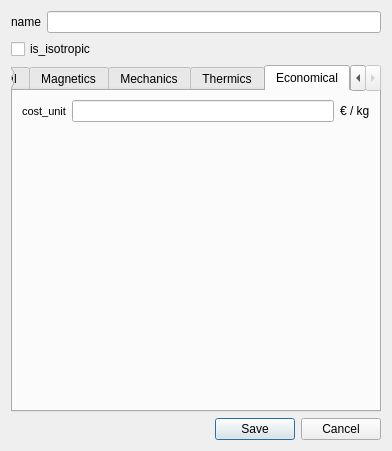
Qt form pyleecan/GUI/Dialog/DMatLib/DMatSetup/DMatSetup.ui (Eomys/pyleecan) before a commit.
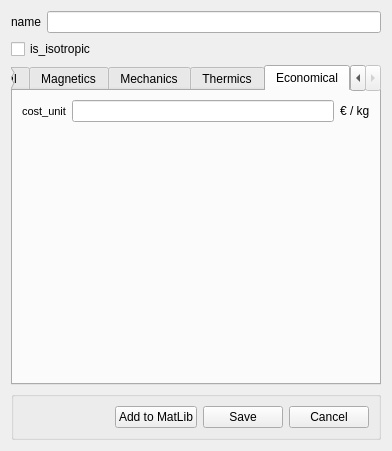
The same form after that commit. The open tabs and pages were chosen to show the change. Custom widgets are drawn as their Qt base class.

Commit message: [BC] Enable to modify the material from DMachineSetup

Patch:
```diff
--- a/pyleecan/GUI/Dialog/DMatLib/DMatSetup/DMatSetup.ui
+++ b/pyleecan/GUI/Dialog/DMatLib/DMatSetup/DMatSetup.ui
@@ -6,7 +6,7 @@
    <rect>
     <x>0</x>
     <y>0</y>
-    <width>388</width>
+    <width>392</width>
     <height>451</height>
    </rect>
   </property>
@@ -907,13 +907,43 @@
     </widget>
    </item>
    <item>
-    <widget class="QDialogButtonBox" name="b_close">
-     <property name="orientation">
-      <enum>Qt::Horizontal</enum>
-     </property>
-     <property name="standardButtons">
-      <set>QDialogButtonBox::Cancel|QDialogButtonBox::Save</set>
-     </property>
+    <widget class="QGroupBox" name="horizontalGroupBox">
+     <layout class="QHBoxLayout" name="horizontalLayout_9">
+      <item>
+       <spacer name="horizontalSpacer_2">
+        <property name="orientation">
+         <enum>Qt::Horizontal</enum>
+        </property>
+        <property name="sizeHint" stdset="0">
+         <size>
+          <width>40</width>
+          <height>20</height>
+         </size>
+        </property>
+       </spacer>
+      </item>
+      <item>
+       <widget class="QPushButton" name="b_add_matlib">
+        <property name="text">
+         <string>Add to MatLib</string>
+        </property>
+       </widget>
+      </item>
+      <item>
+       <widget class="QPushButton" name="b_save">
+        <property name="text">
+         <string>Save</string>
+        </property>
+       </widget>
+      </item>
+      <item>
+       <widget class="QPushButton" name="b_cancel">
+        <property name="text">
+         <string>Cancel</string>
+        </property>
+       </widget>
+      </item>
+     </layout>
     </widget>
    </item>
   </layout>
```
Left out of the diff: 37 changed lines with no effect on the pictures. The commit also changes 42 other files.
